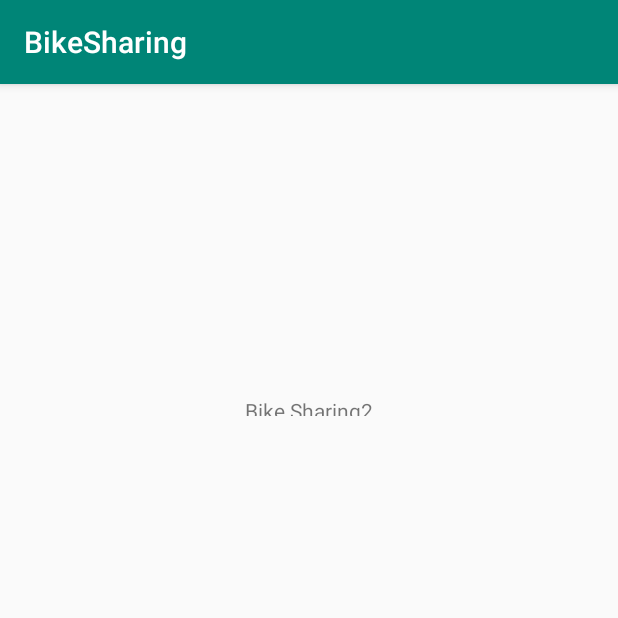
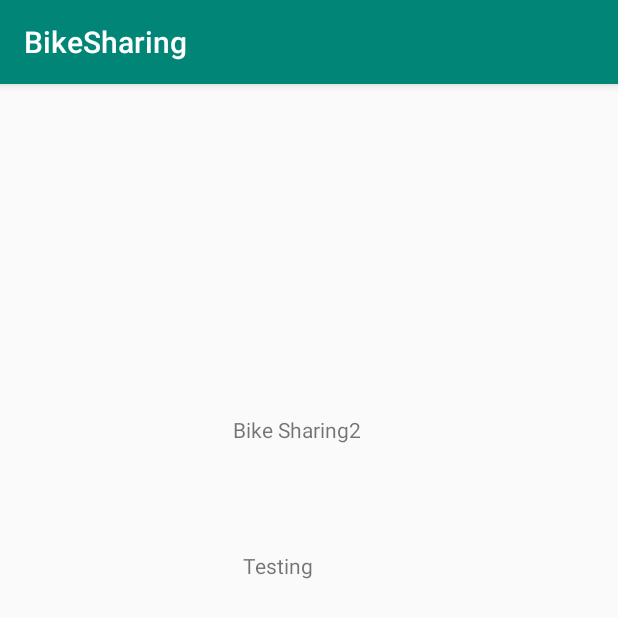
Before and after one commit to Qastel/BikeSharing, an Android app: the screen it shows after launch (MainActivity), on a phone screen of 412 x 824 dp. Shown: the top 618 px of the screen. Run offline under Robolectric (Android 15) with nearby library versions, the phone set to English and light mode, and no system bars.

Commit message:
third commit

```diff
--- a/app/src/main/res/layout/activity_main.xml
+++ b/app/src/main/res/layout/activity_main.xml
@@ -7,13 +7,24 @@
     tools:context=".MainActivity">
 
     <TextView
-        android:layout_width="wrap_content"
-        android:layout_height="13dp"
+        android:layout_width="101dp"
+        android:layout_height="42dp"
         android:text="Bike Sharing2"
         app:layout_constraintBottom_toBottomOf="parent"
         app:layout_constraintLeft_toLeftOf="parent"
         app:layout_constraintRight_toRightOf="parent"
         app:layout_constraintTop_toTopOf="parent"
-        app:layout_constraintVertical_bias="0.276" />
+        app:layout_constraintVertical_bias="0.304" />
+
+    <TextView
+        android:layout_width="74dp"
+        android:layout_height="44dp"
+        android:text="Testing"
+        app:layout_constraintBottom_toBottomOf="parent"
+        app:layout_constraintHorizontal_bias="0.48"
+        app:layout_constraintLeft_toLeftOf="parent"
+        app:layout_constraintRight_toRightOf="parent"
+        app:layout_constraintTop_toTopOf="parent"
+        app:layout_constraintVertical_bias="0.43" />
 
 </android.support.constraint.ConstraintLayout>
```
